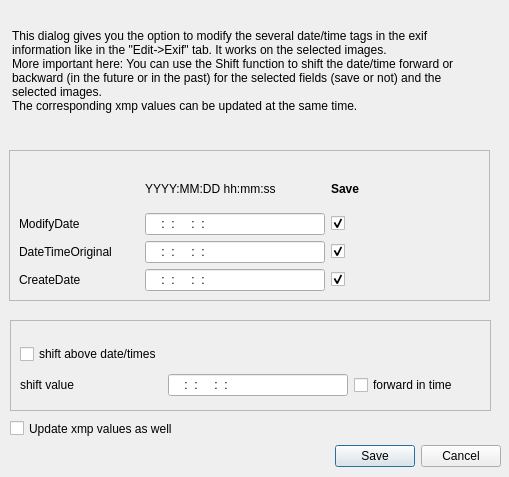
Before: the Qt Designer form scripts/ui/modifydatetime.ui in hvdwolf/pyExifToolGUI, drawn with Qt 5.
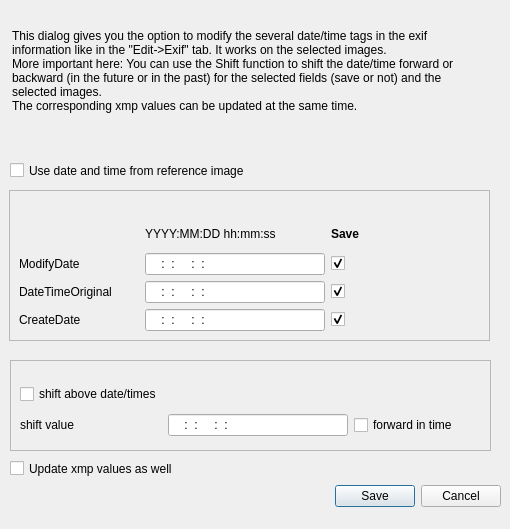
After: the same form once the commit is applied.

```diff
--- a/scripts/ui/modifydatetime.ui
+++ b/scripts/ui/modifydatetime.ui
@@ -6,8 +6,8 @@
    <rect>
     <x>0</x>
     <y>0</y>
-    <width>509</width>
-    <height>477</height>
+    <width>510</width>
+    <height>529</height>
    </rect>
   </property>
   <property name="windowTitle">
@@ -17,7 +17,7 @@
    <property name="geometry">
     <rect>
      <x>200</x>
-     <y>440</y>
+     <y>480</y>
      <width>301</width>
      <height>32</height>
     </rect>
@@ -33,7 +33,7 @@
    <property name="geometry">
     <rect>
      <x>9</x>
-     <y>150</y>
+     <y>190</y>
      <width>481</width>
      <height>151</height>
     </rect>
@@ -48,9 +48,9 @@
     <property name="geometry">
      <rect>
       <x>0</x>
-      <y>10</y>
+      <y>20</y>
       <width>441</width>
-      <height>131</height>
+      <height>121</height>
      </rect>
     </property>
     <layout class="QGridLayout" name="qddatetime_gridLayout">
@@ -177,7 +177,7 @@
    <property name="geometry">
     <rect>
      <x>10</x>
-     <y>420</y>
+     <y>460</y>
      <width>351</width>
      <height>17</height>
     </rect>
@@ -208,7 +208,7 @@
    <property name="geometry">
     <rect>
      <x>10</x>
-     <y>320</y>
+     <y>360</y>
      <width>481</width>
      <height>91</height>
     </rect>
@@ -278,6 +278,19 @@
     </layout>
    </widget>
   </widget>
+  <widget class="QCheckBox" name="chk_qddt_use_referencedata">
+   <property name="geometry">
+    <rect>
+     <x>10</x>
+     <y>160</y>
+     <width>391</width>
+     <height>21</height>
+    </rect>
+   </property>
+   <property name="text">
+    <string>Use date and time from reference image</string>
+   </property>
+  </widget>
  </widget>
  <tabstops>
   <tabstop>qddt_modifydate</tabstop>
```
